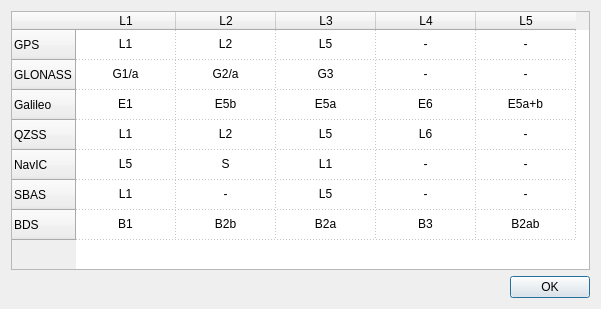
rtklibexplorer/RTKLIB, file app/qtapp/appcmn_qt/freqdlg.ui: the form before one commit.
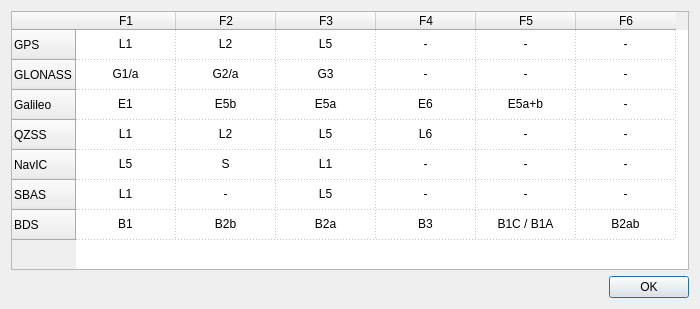
The form after the commit.

What changed in the file:
```diff
--- a/app/qtapp/appcmn_qt/freqdlg.ui
+++ b/app/qtapp/appcmn_qt/freqdlg.ui
@@ -6,7 +6,7 @@
    <rect>
     <x>0</x>
     <y>0</y>
-    <width>601</width>
+    <width>700</width>
     <height>309</height>
    </rect>
   </property>
@@ -89,27 +89,32 @@
      </row>
      <column>
       <property name="text">
-       <string>L1</string>
+       <string>F1</string>
       </property>
      </column>
      <column>
       <property name="text">
-       <string>L2</string>
+       <string>F2</string>
       </property>
      </column>
      <column>
       <property name="text">
-       <string>L3</string>
+       <string>F3</string>
       </property>
      </column>
      <column>
       <property name="text">
-       <string>L4</string>
+       <string>F4</string>
       </property>
      </column>
      <column>
       <property name="text">
-       <string>L5</string>
+       <string>F5</string>
+      </property>
+     </column>
+     <column>
+      <property name="text">
+       <string>F6</string>
       </property>
      </column>
      <item row="0" column="0">
@@ -152,6 +157,14 @@
        <set>AlignCenter</set>
       </property>
      </item>
+     <item row="0" column="5">
+      <property name="text">
+       <string>-</string>
+      </property>
+      <property name="textAlignment">
+       <set>AlignCenter</set>
+      </property>
+     </item>
      <item row="1" column="0">
       <property name="text">
        <string>G1/a</string>
@@ -192,6 +205,14 @@
        <set>AlignCenter</set>
       </property>
      </item>
+     <item row="1" column="5">
+      <property name="text">
+       <string>-</string>
+      </property>
+      <property name="textAlignment">
+       <set>AlignCenter</set>
+      </property>
+     </item>
      <item row="2" column="0">
       <property name="text">
        <string>E1</string>
@@ -232,6 +253,14 @@
        <set>AlignCenter</set>
       </property>
      </item>
+     <item row="2" column="5">
+      <property name="text">
+       <string>-</string>
+      </property>
+      <property name="textAlignment">
+       <set>AlignCenter</set>
+      </property>
+     </item>
      <item row="3" column="0">
       <property name="text">
        <string>L1</string>
@@ -272,6 +301,14 @@
        <set>AlignCenter</set>
       </property>
      </item>
+     <item row="3" column="5">
+      <property name="text">
+       <string>-</string>
+      </property>
+      <property name="textAlignment">
+       <set>AlignCenter</set>
+      </property>
+     </item>
      <item row="4" column="0">
       <property name="text">
        <string>L5</string>
@@ -312,6 +349,14 @@
        <set>AlignCenter</set>
       </property>
      </item>
+     <item row="4" column="5">
+      <property name="text">
+       <string>-</string>
+      </property>
+      <property name="textAlignment">
+       <set>AlignCenter</set>
+      </property>
+     </item>
      <item row="5" column="0">
       <property name="text">
        <string>L1</string>
@@ -352,6 +397,14 @@
        <set>AlignCenter</set>
       </property>
      </item>
+     <item row="5" column="5">
+      <property name="text">
+       <string>-</string>
+      </property>
+      <property name="textAlignment">
+       <set>AlignCenter</set>
+      </property>
+     </item>
      <item row="6" column="0">
       <property name="text">
        <string>B1</string>
@@ -385,6 +438,14 @@
       </property>
      </item>
      <item row="6" column="4">
+      <property name="text">
+       <string>B1C / B1A</string>
+      </property>
+      <property name="textAlignment">
+       <set>AlignCenter</set>
+      </property>
+     </item>
+     <item row="6" column="5">
       <property name="text">
        <string>B2ab</string>
       </property>
```
